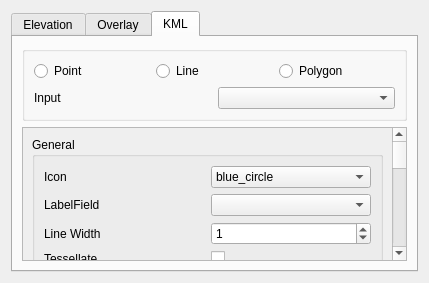
The window that ui/datawindow.ui (epifanio/planetsasha) describes before a commit, drawn with Qt 5.
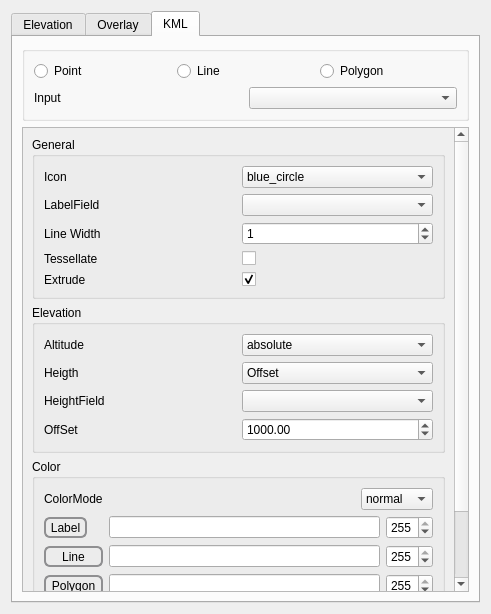
The same window after the commit. The open tabs and pages were chosen to show the change. Icons and pictures are not drawn.

What changed in the file:
```diff
--- a/ui/datawindow.ui
+++ b/ui/datawindow.ui
@@ -6,8 +6,8 @@
    <rect>
     <x>0</x>
     <y>0</y>
-    <width>429</width>
-    <height>283</height>
+    <width>491</width>
+    <height>614</height>
    </rect>
   </property>
   <property name="windowTitle">
@@ -1438,8 +1438,8 @@
            <rect>
             <x>0</x>
             <y>0</y>
-            <width>371</width>
-            <height>624</height>
+            <width>433</width>
+            <height>603</height>
            </rect>
           </property>
           <layout class="QVBoxLayout" name="verticalLayout_2">
```
Left out of the diff: 6 changed lines with no effect on the pictures.
